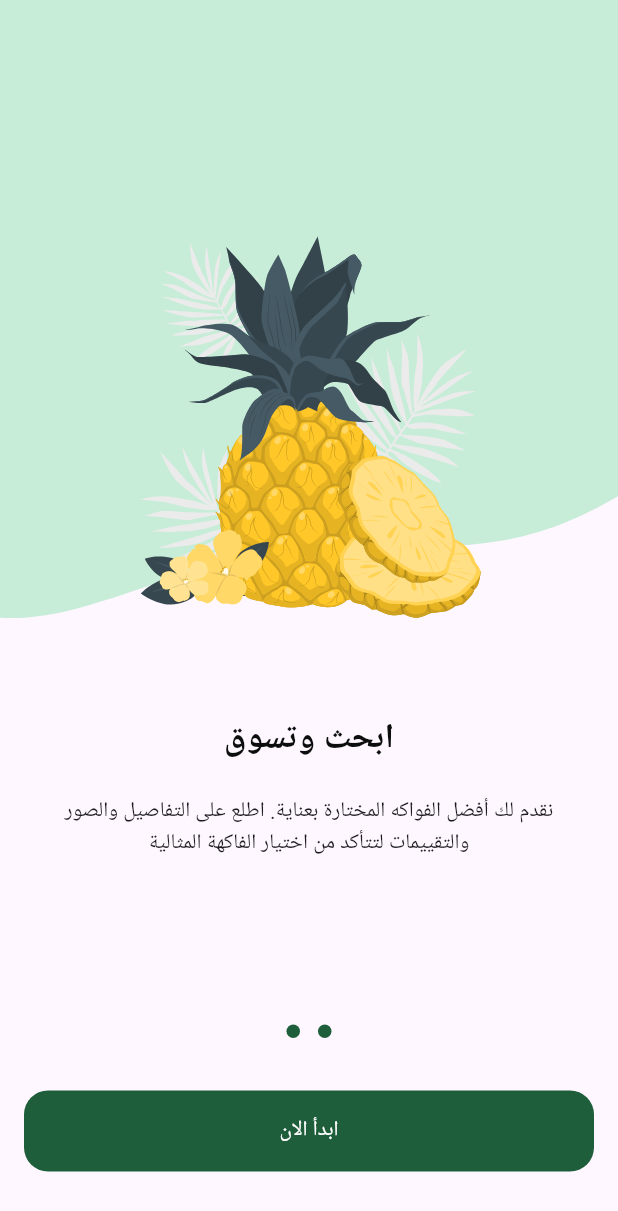
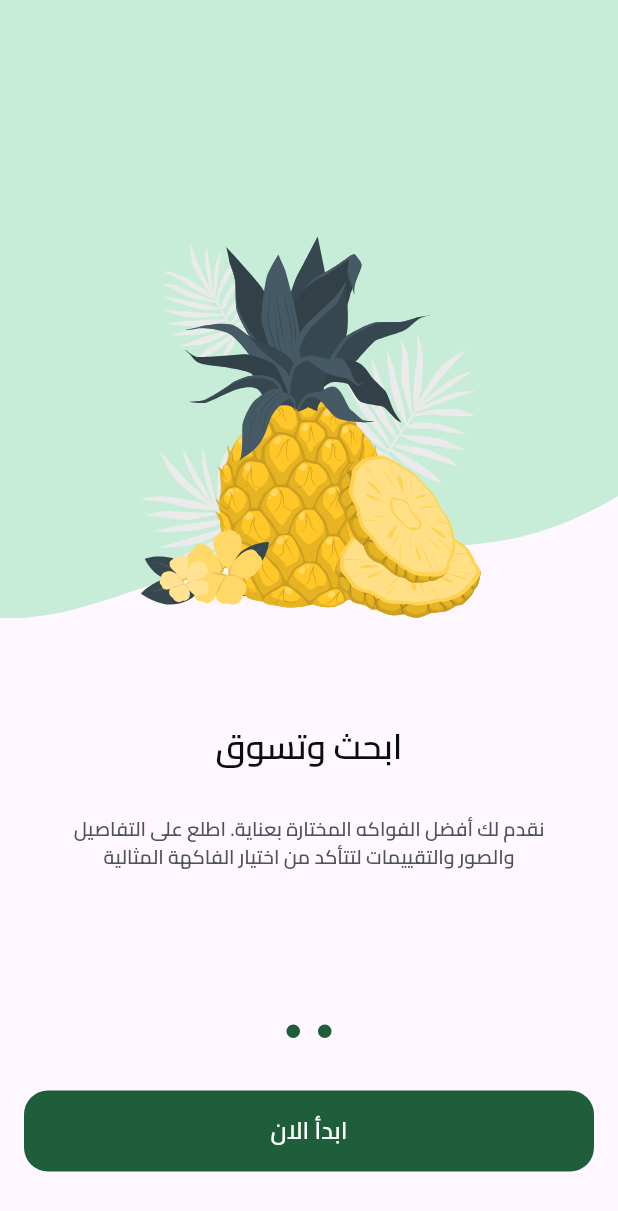
Before and after one commit to OmarIssa0/fruit_hub, a Flutter app: the screen it shows after launch, swiped to page 2, on a phone screen of 412 x 824 dp. Shown: the top 1211 px of the screen. Run offline on Flutter 3.47's test engine with Material 3 defaults, Android fonts, the phone set to English and light mode, and no system bars; drawn by our look-alikes of dots_indicator; our stand-ins replace flutter_svg.

Commit message:
add font styles file and add font family

```diff
--- a/lib/core/utils/app_color.dart
+++ b/lib/core/utils/app_color.dart
@@ -2,4 +2,6 @@ import 'package:flutter/material.dart';
 
 abstract class AppColor {
   static const Color primaryColor = Color(0xFF1f5e3b);
+
+  static const Color secondaryColor = Color(0xFFf4a91f);
 }
--- a/lib/core/utils/app_text_styles.dart
+++ b/lib/core/utils/app_text_styles.dart
@@ -0,0 +1,87 @@
+import 'package:flutter/material.dart';
+
+abstract class TextStyles {
+  static const TextStyle semiBold13 = TextStyle(
+    fontFamily: 'Cairo',
+    fontWeight: FontWeight.w600, // SemiBold
+    fontSize: 13,
+  );
+
+  static const TextStyle semiBold14 = TextStyle(
+    fontFamily: 'Cairo',
+    fontWeight: FontWeight.w600, // SemiBold
+    fontSize: 14,
+  );
+
+  static const TextStyle bold13 = TextStyle(
+    fontFamily: 'Cairo',
+    fontWeight: FontWeight.w700, // Bold
+    fontSize: 13,
+  );
+
+  static const TextStyle regular13 = TextStyle(
+    fontFamily: 'Cairo',
+    fontWeight: FontWeight.w400, // Regular
+    fontSize: 13,
+  );
+
+  static const TextStyle bold16 = TextStyle(
+    fontFamily: 'Cairo',
+    fontWeight: FontWeight.w700, // Bold
+    fontSize: 16,
+  );
+
+  static const TextStyle bold19 = TextStyle(
+    fontFamily: 'Cairo',
+    fontWeight: FontWeight.w700, // Bold
+    fontSize: 19,
+  );
+
+  static const TextStyle semiBold16 = TextStyle(
+    fontFamily: 'Cairo',
+    fontWeight: FontWeight.w600, // SemiBold
+    fontSize: 16,
+  );
+
+  static const TextStyle regular22 = TextStyle(
+    fontFamily: 'Cairo',
+    fontWeight: FontWeight.w400, // Regular
+    fontSize: 22,
+  );
+
+  static const TextStyle semiBold11 = TextStyle(
+    fontFamily: 'Cairo',
+    fontWeight: FontWeight.w600, // SemiBold
+    fontSize: 11,
+  );
+
+  static const TextStyle regular16 = TextStyle(
+    fontFamily: 'Cairo',
+    fontWeight: FontWeight.w400, // Regular
+    fontSize: 16,
+  );
+
+  static const TextStyle regular11 = TextStyle(
+    fontFamily: 'Cairo',
+    fontWeight: FontWeight.w400, // Regular
+    fontSize: 11,
+  );
+
+  static const TextStyle bold23 = TextStyle(
+    fontFamily: 'Cairo',
+    fontWeight: FontWeight.bold, // Bold
+    fontSize: 23,
+  );
+
+  static const TextStyle medium16 = TextStyle(
+    fontFamily: 'Cairo',
+    fontWeight: FontWeight.w500, // Medium
+    fontSize: 16,
+  );
+
+  static const TextStyle bold14 = TextStyle(
+    fontFamily: 'Cairo',
+    fontWeight: FontWeight.w700, // Bold
+    fontSize: 14,
+  );
+}
--- a/lib/core/widgets/custom_button.dart
+++ b/lib/core/widgets/custom_button.dart
@@ -1,5 +1,6 @@
 import 'package:flutter/material.dart';
 import 'package:fruit_hub/core/utils/app_color.dart';
+import 'package:fruit_hub/core/utils/app_text_styles.dart';
 
 class CustomButton extends StatelessWidget {
   const CustomButton({super.key, required this.onPressed, required this.text});
@@ -22,7 +23,7 @@ class CustomButton extends StatelessWidget {
         onPressed: onPressed,
         child: Text(
           text,
-          style: const TextStyle(color: Colors.white),
+          style: TextStyles.bold16.copyWith(color: Colors.white),
         ),
       ),
     );
--- a/lib/features/on_boarding/presentation/views/widgets/on_boarding_page_view.dart
+++ b/lib/features/on_boarding/presentation/views/widgets/on_boarding_page_view.dart
@@ -1,6 +1,9 @@
 import 'package:flutter/material.dart';
+import 'package:flutter/rendering.dart';
 import 'package:flutter/widgets.dart';
+import 'package:fruit_hub/core/utils/app_color.dart';
 import 'package:fruit_hub/core/utils/app_images.dart';
+import 'package:fruit_hub/core/utils/app_text_styles.dart';
 import 'package:fruit_hub/features/on_boarding/presentation/views/widgets/page_view_item.dart';
 
 class OnBoardingPageView extends StatelessWidget {
@@ -11,7 +14,7 @@ class OnBoardingPageView extends StatelessWidget {
   Widget build(BuildContext context) {
     return PageView(
       controller: pageController,
-      children: const [
+      children: [
         PageViewItem(
           // isVisible:
           //     (pageController.hasClients ? pageController.page!.round() : 0) ==
@@ -24,13 +27,23 @@ class OnBoardingPageView extends StatelessWidget {
           title: Row(
             mainAxisAlignment: MainAxisAlignment.center,
             children: [
-              Text("مرحبًا بك في "),
-              Text("HUB"),
-              Text("Fruit"),
+              const Text(
+                "مرحبًا بك في ",
+                style: TextStyles.bold23,
+              ),
+              Text(
+                " HUB",
+                style:
+                    TextStyles.bold23.copyWith(color: AppColor.secondaryColor),
+              ),
+              Text(
+                "Fruit",
+                style: TextStyles.bold23.copyWith(color: AppColor.primaryColor),
+              ),
             ],
           ),
         ),
-        PageViewItem(
+        const PageViewItem(
           // isVisible:
           //     (pageController.hasClients ? pageController.page!.round() : 1) !=
           //         0,
--- a/lib/features/on_boarding/presentation/views/widgets/page_view_item.dart
+++ b/lib/features/on_boarding/presentation/views/widgets/page_view_item.dart
@@ -2,6 +2,7 @@ import 'package:flutter/cupertino.dart';
 import 'package:flutter/material.dart';
 import 'package:flutter/widgets.dart';
 import 'package:flutter_svg/flutter_svg.dart';
+import 'package:fruit_hub/core/utils/app_text_styles.dart';
 
 class PageViewItem extends StatelessWidget {
   const PageViewItem({
@@ -41,10 +42,14 @@ class PageViewItem extends StatelessWidget {
               ),
               Visibility(
                 visible: isVisible,
-                child: const Padding(
-                  padding: EdgeInsetsDirectional.symmetric(
+                child: Padding(
+                  padding: const EdgeInsetsDirectional.symmetric(
                       horizontal: 24, vertical: 42),
-                  child: Text("تخط"),
+                  child: Text(
+                    "تخط",
+                    style: TextStyles.regular13
+                        .copyWith(color: const Color(0xff949d9e)),
+                  ),
                 ),
               ),
             ],
@@ -54,8 +59,13 @@ class PageViewItem extends StatelessWidget {
         title,
         const SizedBox(height: 24),
         Padding(
-          padding: const EdgeInsetsDirectional.symmetric(horizontal: 16),
-          child: Text(subtitle, textAlign: TextAlign.center),
+          padding: const EdgeInsetsDirectional.symmetric(horizontal: 37),
+          child: Text(
+            subtitle,
+            textAlign: TextAlign.center,
+            style:
+                TextStyles.semiBold13.copyWith(color: const Color(0xff4e5456)),
+          ),
         )
       ],
     );
```
Also changed, not shown: pubspec.yaml (+8 -12 lines), assets/font/Cairo-Regular.ttf (added), assets/font/Cairo-SemiBold.ttf (added).
